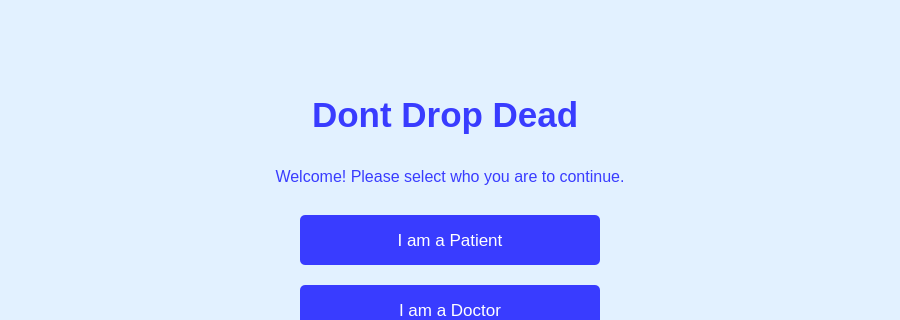
This is Welcome.ui in sgillie123/Hospital as Qt 5 draws it before an edit; both pictures show x 0 to 900 and y 0 to 320 of the 900 by 620 pixel window. The edited form follows.
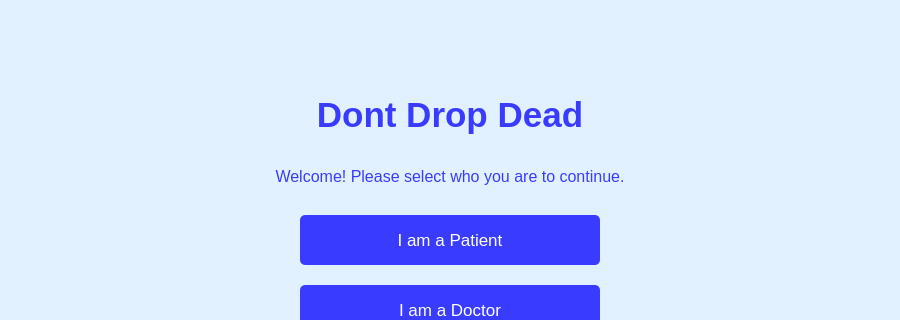
This is the edited form.

Patch:
```diff
--- a/Welcome.ui
+++ b/Welcome.ui
@@ -29,7 +29,7 @@
     <string notr="true">color: rgb(57, 60, 255); font-size: 26pt; font-weight: bold;</string>
    </property>
    <property name="text">
-    <string>Dont Drop Dead </string>
+    <string>Dont Drop Dead</string>
    </property>
    <property name="alignment">
     <set>Qt::AlignmentFlag::AlignCenter</set>
```
